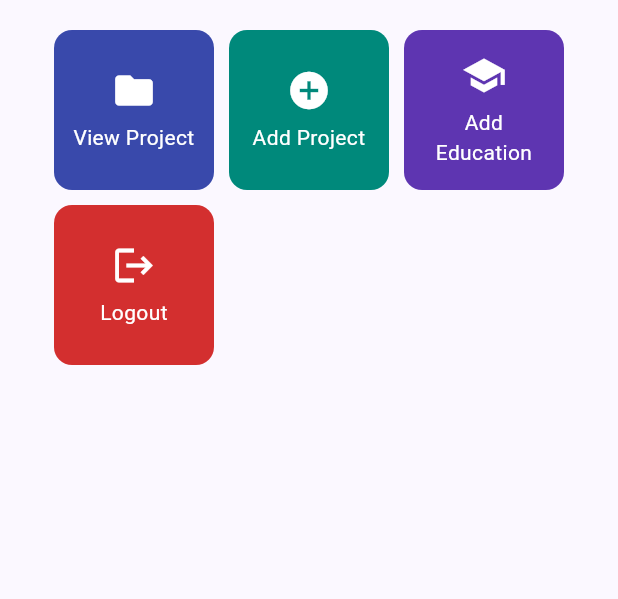
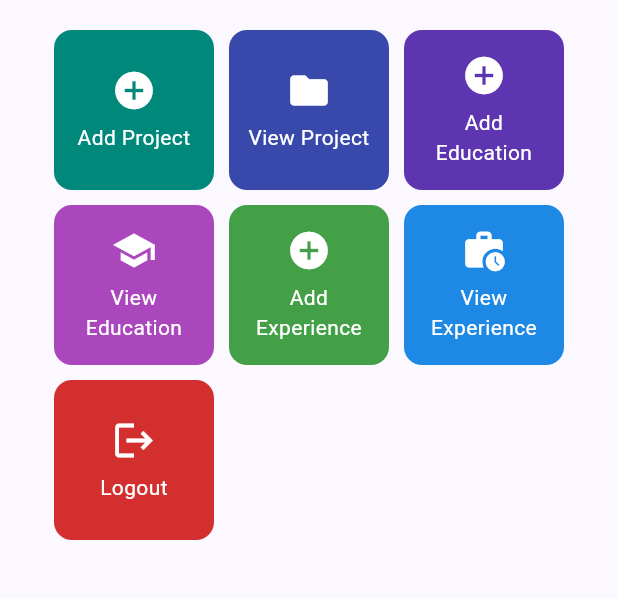
Before and after one commit to joan09go-dotcom/myportofolio_mobile, a Flutter app: the screen it shows after launch, on a phone screen of 412 x 824 dp, the part 387-986 px from its top. Run offline on Flutter 3.47's test engine with Material 3 defaults, Android fonts, the phone set to English and light mode, and no system bars.

Commit message:
feat: Membuat widget View Experience dan Add Experience dan menghubungkannya ke Experience Form

```diff
--- a/lib/screens/menu.dart
+++ b/lib/screens/menu.dart
@@ -11,9 +11,12 @@ class MyHomePage extends StatelessWidget {
   final String kelas = "PBP E";
 
   final List<ItemHomepage> items = [
+    ItemHomepage("Add Project", Icons.add_circle, Colors.teal.shade600),
     ItemHomepage("View Project", Icons.folder, Colors.indigo.shade600),
-    ItemHomepage("Add Project", Icons.add_circle, Colors.teal.shade600),
-    ItemHomepage("Add Education", Icons.school, Colors.deepPurple.shade600),
+    ItemHomepage("Add Education", Icons.add_circle, Colors.deepPurple.shade600),
+    ItemHomepage("View Education", Icons.school, Colors.purple.shade400),
+    ItemHomepage("Add Experience", Icons.add_circle, Colors.green.shade600),
+    ItemHomepage("View Experience", Icons.work_history, Colors.blue.shade600),
     ItemHomepage("Logout", Icons.logout, Colors.red.shade700),
   ];
 
```
Also changed, not shown: lib/widgets/project_card.dart (+8 -0 lines).
